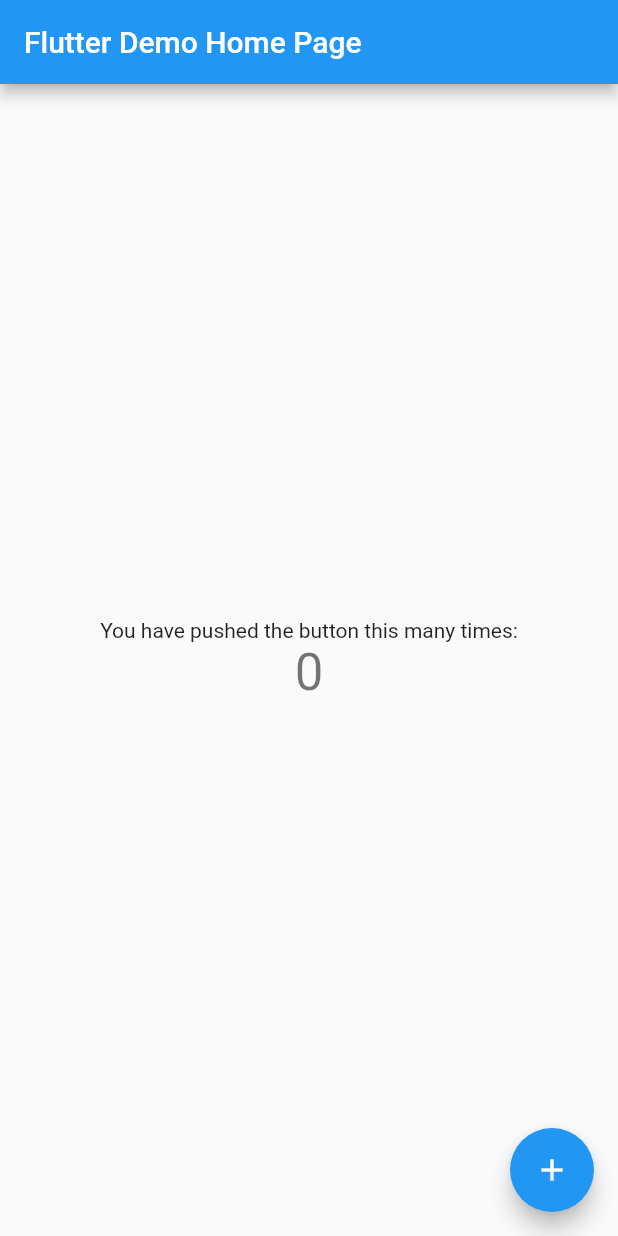
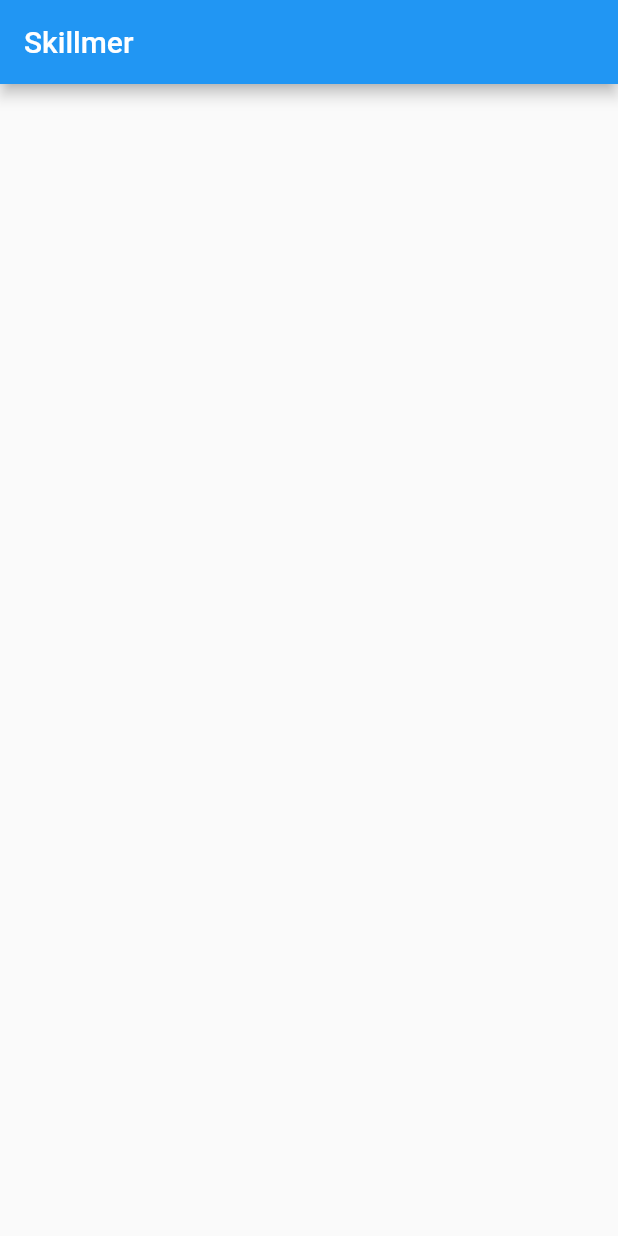
Before and after one commit to Dextavision/skillmer, a Flutter app: the screen it shows after launch, on a phone screen of 412 x 824 dp. Run offline on Flutter 3.47's test engine with Material 2 defaults, Android fonts, the light colour scheme and no system bars.

Commit message:
integrated main structure from the app

```diff
--- /dev/null
+++ b/lib/app/skillmer.dart
@@ -0,0 +1,15 @@
+import 'package:flutter/material.dart';
+import 'package:skillmer/views/home/home_screen.dart';
+
+class Skillmer extends StatelessWidget {
+  @override
+  Widget build(BuildContext context) {
+    return MaterialApp(
+      title: 'Skillmer',
+      theme: ThemeData(
+        primarySwatch: Colors.blue,
+      ),
+      home: HomeScreen(),
+    );
+  }
+}
--- a/lib/main.dart
+++ b/lib/main.dart
@@ -1,113 +1,7 @@
 import 'package:flutter/material.dart';
 
+import 'app/skillmer.dart';
+
 void main() {
-  runApp(MyApp());
+  runApp(Skillmer());
 }
-
-class MyApp extends StatelessWidget {
-  // This widget is the root of your application.
-  @override
-  Widget build(BuildContext context) {
-    return MaterialApp(
-      title: 'Flutter Demo',
-      theme: ThemeData(
-        // This is the theme of your application.
-        //
-        // Try running your application with "flutter run". You'll see the
-        // application has a blue toolbar. Then, without quitting the app, try
-        // changing the primarySwatch below to Colors.green and then invoke
-        // "hot reload" (press "r" in the console where you ran "flutter run",
-        // or simply save your changes to "hot reload" in a Flutter IDE).
-        // Notice that the counter didn't reset back to zero; the application
-        // is not restarted.
-        primarySwatch: Colors.blue,
-      ),
-      home: MyHomePage(title: 'Flutter Demo Home Page'),
-    );
-  }
-}
-
-class MyHomePage extends StatefulWidget {
-  MyHomePage({Key key, this.title}) : super(key: key);
-
-  // This widget is the home page of your application. It is stateful, meaning
-  // that it has a State object (defined below) that contains fields that affect
-  // how it looks.
-
-  // This class is the configuration for the state. It holds the values (in this
-  // case the title) provided by the parent (in this case the App widget) and
-  // used by the build method of the State. Fields in a Widget subclass are
-  // always marked "final".
-
-  final String title;
-
-  @override
-  _MyHomePageState createState() => _MyHomePageState();
-}
-
-class _MyHomePageState extends State<MyHomePage> {
-  int _counter = 0;
-
-  void _incrementCounter() {
-    setState(() {
-      // This call to setState tells the Flutter framework that something has
-      // changed in this State, which causes it to rerun the build method below
-      // so that the display can reflect the updated values. If we changed
-      // _counter without calling setState(), then the build method would not be
-      // called again, and so nothing would appear to happen.
-      _counter++;
-    });
-  }
-
-  @override
-  Widget build(BuildContext context) {
-    // This method is rerun every time setState is called, for instance as done
-    // by the _incrementCounter method above.
-    //
-    // The Flutter framework has been optimized to make rerunning build methods
-    // fast, so that you can just rebuild anything that needs updating rather
-    // than having to individually change instances of widgets.
-    return Scaffold(
-      appBar: AppBar(
-        // Here we take the value from the MyHomePage object that was created by
-        // the App.build method, and use it to set our appbar title.
-        title: Text(widget.title),
-      ),
-      body: Center(
-        // Center is a layout widget. It takes a single child and positions it
-        // in the middle of the parent.
-        child: Column(
-          // Column is also a layout widget. It takes a list of children and
-          // arranges them vertically. By default, it sizes itself to fit its
-          // children horizontally, and tries to be as tall as its parent.
-          //
-          // Invoke "debug painting" (press "p" in the console, choose the
-          // "Toggle Debug Paint" action from the Flutter Inspector in Android
-          // Studio, or the "Toggle Debug Paint" command in Visual Studio Code)
-          // to see the wireframe for each widget.
-          //
-          // Column has various properties to control how it sizes itself and
-          // how it positions its children. Here we use mainAxisAlignment to
-          // center the children vertically; the main axis here is the vertical
-          // axis because Columns are vertical (the cross axis would be
-          // horizontal).
-          mainAxisAlignment: MainAxisAlignment.center,
-          children: <Widget>[
-            Text(
-              'You have pushed the button this many times:',
-            ),
-            Text(
-              '$_counter',
-              style: Theme.of(context).textTheme.headline4,
-            ),
-          ],
-        ),
-      ),
-      floatingActionButton: FloatingActionButton(
-        onPressed: _incrementCounter,
-        tooltip: 'Increment',
-        child: Icon(Icons.add),
-      ), // This trailing comma makes auto-formatting nicer for build methods.
-    );
-  }
-}
--- /dev/null
+++ b/lib/views/home/home_screen.dart
@@ -0,0 +1,12 @@
+import 'package:flutter/material.dart';
+
+class HomeScreen extends StatelessWidget {
+  @override
+  Widget build(BuildContext context) {
+    return Scaffold(
+      appBar: AppBar(
+        title: Text('Skillmer'),
+      ),
+    );
+  }
+}
--- a/pubspec.yaml
+++ b/pubspec.yaml
@@ -18,7 +18,7 @@
 version: 1.0.0+1
 
 environment:
-  sdk: ">=2.7.0 <3.0.0"
+  sdk: '>=2.12.0 <3.0.0'
 
 dependencies:
   flutter:
```
Also changed, not shown: 1 other file.
